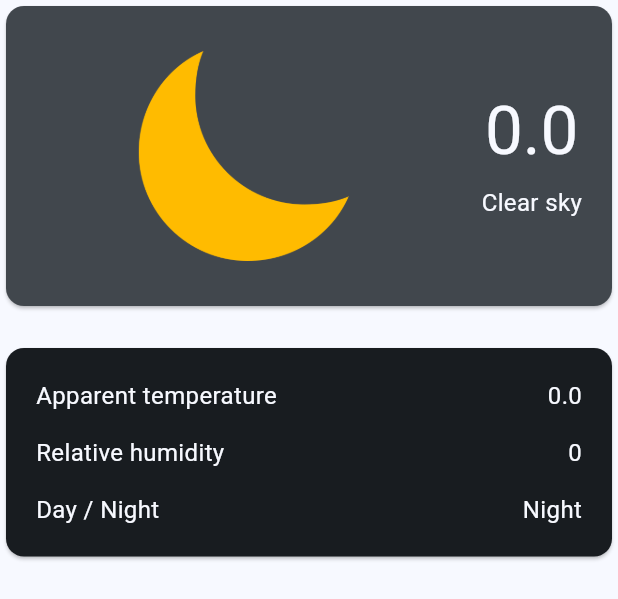
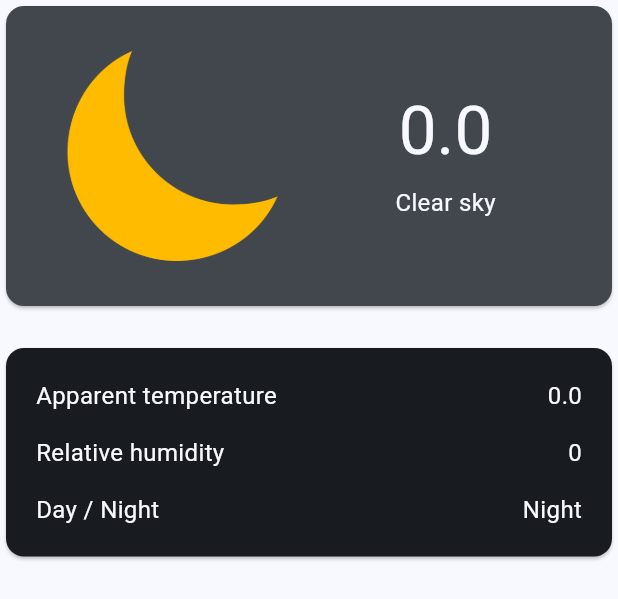
Before and after one commit to FacundoMiglierini/WeatherApp, a Flutter app: the WeatherCard widget shown alone on an empty page, opened directly, on a phone screen of 412 x 824 dp. Shown: the top 599 px of the screen. Run offline on Flutter 3.47's test engine with Material 3 defaults, Android fonts, the phone set to English and light mode, and no system bars; our stand-ins replace email_validator, hive_flutter; accounts and stored records are empty; network calls fail.

Commit message:
refactored weather card

```diff
--- a/weather_app/lib/main.dart
+++ b/weather_app/lib/main.dart
@@ -8,9 +8,6 @@ import 'package:http/http.dart' as http;
 import 'dart:convert';
 import 'dart:developer' as developer;
 import 'package:weather_app/weather_controller.dart';
-
-//TODO refactor code structure
-//TODO fix closing the app with back button (pass login to false)
 
 
 void main() async {
@@ -65,7 +62,7 @@ class AppState extends ChangeNotifier {
       return "Welcome!";
     } catch (error) {
       notifyListeners();
-      return error.toString();
+      return error.toString().replaceAll("Exception: ", "");
     }
   }
 
@@ -552,7 +549,7 @@ class _WeatherPageState extends State<WeatherPage>{
                         Expanded(
                           child: Image.asset('assets/weather_logo.png', fit: BoxFit.cover,),
                         ),
-                        Text('Menu'),
+                        const Text('Menu'),
                       ],
                     ),
                   ),
@@ -564,14 +561,14 @@ class _WeatherPageState extends State<WeatherPage>{
                 onTap: () {
                   showAlertDialog(BuildContext context) {
                     Widget cancelButton = TextButton(
-                      child: Text("No"),
+                      child: const Text("No"),
                       onPressed:  () {
                         Navigator.pop(context);
                         Navigator.pop(context);
                       },
                     );
                     Widget continueButton = TextButton(
-                      child: Text("Yes"),
+                      child: const Text("Yes"),
                       onPressed:  () {
                         appState.logOut();
                         Navigator.pushReplacement<void, void>(
@@ -583,8 +580,8 @@ class _WeatherPageState extends State<WeatherPage>{
                       },
                     );
                     AlertDialog alert = AlertDialog(
-                      title: Text('Log out'),
-                      content: Text('Are you sure to log out?'),
+                      title: const Text('Log out'),
+                      content: const Text('Are you sure to log out?'),
                       actions: [
                         cancelButton,
                         continueButton,
@@ -625,7 +622,7 @@ class _WeatherPageState extends State<WeatherPage>{
               const WeatherCard(),
             ],
           ),
-        ) : CircularProgressIndicator(),
+        ) : const CircularProgressIndicator(),
       )
     );
   }
@@ -681,8 +678,10 @@ class WeatherCard extends StatelessWidget {
 
     final theme = Theme.of(context);
     final colorText = WeatherStats().isDay() ? theme.colorScheme.onPrimaryContainer : theme.colorScheme.surface;
-    final style = theme.textTheme.displayMedium!.copyWith(
+    final style = deviceWidth(context) > 400 ? theme.textTheme.displayMedium!.copyWith(
       color: colorText,
+    ) : theme.textTheme.displaySmall!.copyWith(
+      color: colorText
     );
 
     return Column(
@@ -690,11 +689,11 @@ class WeatherCard extends StatelessWidget {
         Card(
           color: WeatherStats().isDay() ? theme.colorScheme.primaryContainer : theme.colorScheme.onSurfaceVariant,
           child: Container(
-            constraints: deviceWidth(context) > 400 ? BoxConstraints.tightFor(width: double.infinity, height: 200) : null,
+            constraints: deviceWidth(context) > 400 ? const BoxConstraints.tightFor(width: double.infinity, height: 200) : null,
             child: Padding(
               padding: const EdgeInsets.all(20),
               child: Row(
-                mainAxisAlignment: MainAxisAlignment.spaceBetween,
+                mainAxisAlignment: MainAxisAlignment.center,
                 children: [
                   Expanded(
                     child: Image.asset(
@@ -702,8 +701,8 @@ class WeatherCard extends StatelessWidget {
                       fit: BoxFit.scaleDown,
                     )
                   ),
-                  const SizedBox(width: 20),
-                  Column(
+                  Expanded(
+                    child: Column(
                       mainAxisAlignment: MainAxisAlignment.center,
                       children: [
                         Text(
@@ -720,6 +719,7 @@ class WeatherCard extends StatelessWidget {
                         )
                       ],
                     ),
+                  )
                 ],
               ),
             ),
```
Lines whose indentation alone changed are shown as unchanged.
